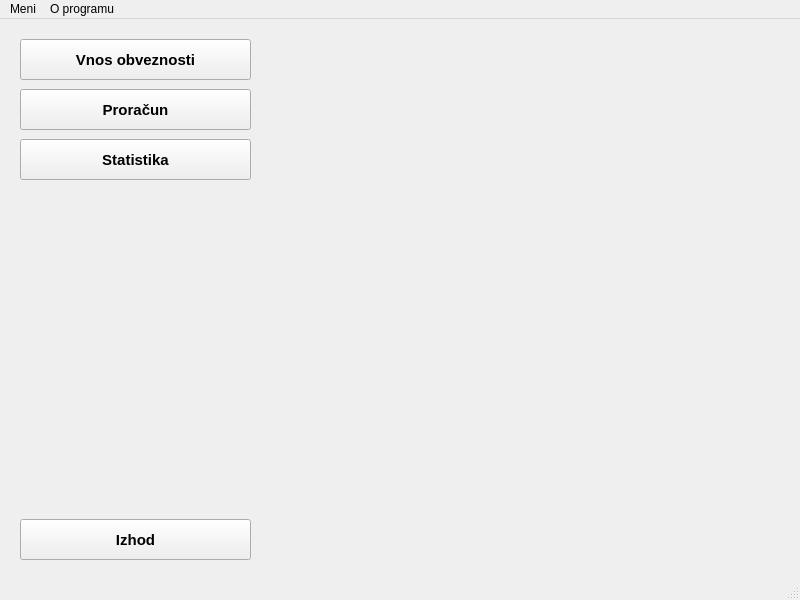
First picture: the form in budgetmainwindow.ui, repository nejcSedo/Budget, before the edit.
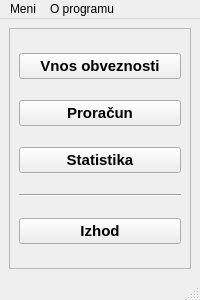
Second picture: the form after the edit. Icons and pictures are not drawn.

What changed in the file:
```diff
--- a/budgetmainwindow.ui
+++ b/budgetmainwindow.ui
@@ -6,23 +6,32 @@
    <rect>
     <x>0</x>
     <y>0</y>
-    <width>800</width>
-    <height>600</height>
+    <width>200</width>
+    <height>300</height>
    </rect>
   </property>
+  <property name="minimumSize">
+   <size>
+    <width>200</width>
+    <height>300</height>
+   </size>
+  </property>
   <property name="windowTitle">
    <string>BudgetMainWindow</string>
   </property>
   <widget class="QWidget" name="centralwidget">
+   <layout class="QGridLayout" name="gridLayout">
+    <item row="0" column="0">
+     <widget class="QFrame" name="frame">
+      <property name="frameShape">
+       <enum>QFrame::StyledPanel</enum>
+      </property>
+      <property name="frameShadow">
+       <enum>QFrame::Raised</enum>
+      </property>
+      <layout class="QGridLayout" name="gridLayout_2">
+       <item row="0" column="0">
    <widget class="QPushButton" name="pushButton_vnosObveznosti">
-    <property name="geometry">
-     <rect>
-      <x>20</x>
-      <y>20</y>
-      <width>231</width>
-      <height>41</height>
-     </rect>
-    </property>
     <property name="font">
      <font>
       <pointsize>11</pointsize>
@@ -34,15 +43,9 @@
      <string>Vnos obveznosti</string>
     </property>
    </widget>
+       </item>
+       <item row="2" column="0">
    <widget class="QPushButton" name="pushButton_statistika">
-    <property name="geometry">
-     <rect>
-      <x>20</x>
-      <y>120</y>
-      <width>231</width>
-      <height>41</height>
-     </rect>
-    </property>
     <property name="font">
      <font>
       <pointsize>11</pointsize>
@@ -54,15 +57,9 @@
      <string>Statistika</string>
     </property>
    </widget>
+       </item>
+       <item row="1" column="0">
    <widget class="QPushButton" name="pushButton_proracun">
-    <property name="geometry">
-     <rect>
-      <x>20</x>
-      <y>70</y>
-      <width>231</width>
-      <height>41</height>
-     </rect>
-    </property>
     <property name="font">
      <font>
       <pointsize>11</pointsize>
@@ -74,15 +71,9 @@
      <string>Proračun</string>
     </property>
    </widget>
+       </item>
+       <item row="4" column="0">
    <widget class="QPushButton" name="pushButton_izhod">
-    <property name="geometry">
-     <rect>
-      <x>20</x>
-      <y>500</y>
-      <width>231</width>
-      <height>41</height>
-     </rect>
-    </property>
     <property name="font">
      <font>
       <pointsize>11</pointsize>
@@ -94,14 +85,26 @@
      <string>Izhod</string>
     </property>
    </widget>
+       </item>
+       <item row="3" column="0">
+        <widget class="Line" name="line">
+         <property name="orientation">
+          <enum>Qt::Horizontal</enum>
+         </property>
+        </widget>
+       </item>
+      </layout>
+     </widget>
+    </item>
+   </layout>
   </widget>
   <widget class="QMenuBar" name="menubar">
    <property name="geometry">
     <rect>
      <x>0</x>
      <y>0</y>
-     <width>800</width>
-     <height>21</height>
+     <width>200</width>
+     <height>20</height>
     </rect>
    </property>
    <widget class="QMenu" name="menuMeni">
```
Left out of the diff: 24 changed lines with no effect on the pictures. Lines whose indentation alone changed are shown as unchanged.
